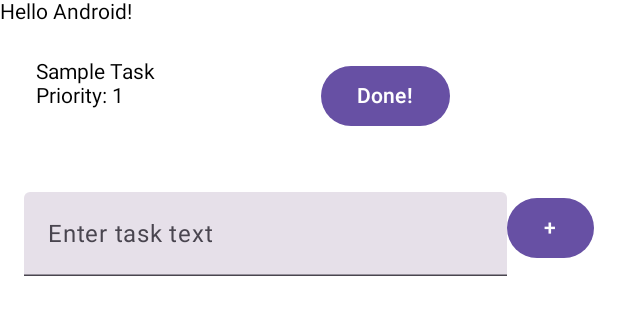
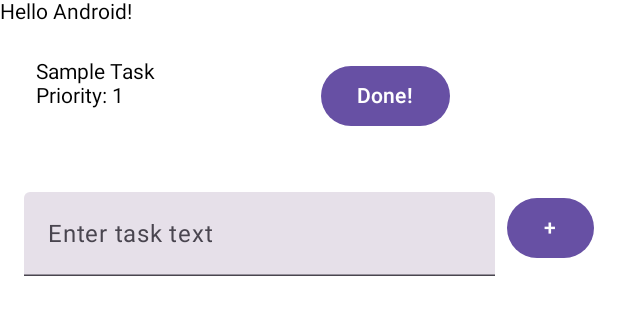
Before and after one commit to I-Hua24/TS, an Android app built with Jetpack Compose: the @Preview function InputRowPreview, on a phone screen of 412 x 824 dp. Shown: the top 315 px of the screen. Run offline under Robolectric (Android 15) with nearby library versions, the phone set to English and light mode, and no system bars; our stand-ins replace Room's generated code.

Commit message:
make todo app dynamic

```diff
--- a/app/src/main/java/com/cc/ts/MainActivity.kt
+++ b/app/src/main/java/com/cc/ts/MainActivity.kt
@@ -17,6 +17,9 @@ import androidx.compose.foundation.layout.Column
 import androidx.compose.foundation.layout.Row
 import androidx.compose.foundation.lazy.LazyColumn
 import androidx.compose.foundation.lazy.items
+import androidx.compose.runtime.LaunchedEffect
+import androidx.compose.runtime.mutableStateListOf
+import androidx.compose.runtime.remember
 import androidx.lifecycle.lifecycleScope
 import com.cc.ts.database.*
 import kotlinx.coroutines.launch
@@ -41,7 +44,7 @@ class MainActivity : ComponentActivity() {
                         modifier = Modifier.fillMaxSize(),
                         color = MaterialTheme.colorScheme.background
                     ) {
-                        MyApp(tasks, taskDao)  // Pass tasks and taskDao to MyApp composable
+                        MyApp(taskDao)  // Pass tasks and taskDao to MyApp composable
                     }
                 }
             }
@@ -52,18 +55,34 @@ class MainActivity : ComponentActivity() {
 // Moved the UI code into a separate composable function for clarity
 @RequiresApi(Build.VERSION_CODES.O)
 @Composable
-fun MyApp(tasks: List<Task>, taskDao: TaskDao) {
+fun MyApp(taskDao: TaskDao) {
+    // State for managing task list
+    val tasks = remember { mutableStateListOf<Task>() }
+
+    // Load tasks from the database when the app starts
+    LaunchedEffect(Unit) {
+        tasks.addAll(taskDao.getAllTasks())  // Replace with your actual DB query
+    }
+
     Column {
         Row {
             Greeting("Android")
         }
+
+        // LazyColumn to display tasks dynamically
         LazyColumn {
             items(tasks) { task ->
-                TaskRow(task = task, taskDao = taskDao)  // Pass taskDao and each task to the TaskRow composable
+                TaskRow(
+                    task = task,
+                    taskDao = taskDao,
+                    tasks = tasks,  // Pass tasks to TaskRow
+                )
             }
         }
+
+        // Input row for adding tasks
         Row {
-            InputRow(taskDao = taskDao)  // Pass taskDao to InputRow
+            InputRow(taskDao = taskDao, tasks = tasks)
         }
     }
 }
--- a/app/src/main/java/com/cc/ts/TaskComposable.kt
+++ b/app/src/main/java/com/cc/ts/TaskComposable.kt
@@ -41,26 +41,26 @@ fun GreetingPreview() {
 
 
 @Composable
-fun CheckBox(task: Task, taskDao: TaskDao) {
-    Button(onClick = {
-        // Perform the deletion operation
-        deleteTask(task, taskDao)
-    }) {
+fun CheckBox(task: Task, taskDao: TaskDao, onDelete: (Task) -> Unit) {
+    Button(
+        onClick = {
+            deleteTask(task, taskDao)  // Delete from the database
+            onDelete(task)  // Remove task from the list
+        }
+    ) {
         Text("Done!")
     }
 }
-
 private fun deleteTask(task: Task, taskDao: TaskDao) {
-    // This should ideally be called in a coroutine
-    // To ensure it's done in the background
     CoroutineScope(Dispatchers.IO).launch {
-        taskDao.delete(task)
+        taskDao.delete(task)  // Perform DB operation in the background
     }
 }
 
 
+
 @Composable
-fun TaskRow(task: Task, modifier: Modifier = Modifier, taskDao: TaskDao) {
+fun TaskRow(task: Task, modifier: Modifier = Modifier, taskDao: TaskDao,tasks: MutableList<Task>) {
     Row(
         modifier = modifier
             .fillMaxWidth()
@@ -83,57 +83,57 @@ fun TaskRow(task: Task, modifier: Modifier = Modifier, taskDao: TaskDao) {
                 .padding(8.dp)
         ) {
             // Call CheckBox with the task and taskDao to delete the task
-            CheckBox(task = task, taskDao = taskDao)
+            CheckBox(task = task, taskDao = taskDao, onDelete = { taskToDelete ->
+                tasks.remove(taskToDelete)
+            })
         }
     }
 }
 
-
-
-
-
-
 @RequiresApi(Build.VERSION_CODES.O)
 @Composable
-fun InputRow(modifier: Modifier = Modifier, taskDao: TaskDao) {
+fun InputRow(taskDao: TaskDao, tasks: MutableList<Task>) {
     var inputText by remember { mutableStateOf("") }
     val scope = rememberCoroutineScope()
 
-    Row(
-        modifier = modifier
-            .fillMaxWidth()
-            .padding(16.dp),
-        horizontalArrangement = Arrangement.SpaceBetween
-    ) {
+    Row(modifier = Modifier.padding(16.dp)) {
         TextField(
             value = inputText,
             onValueChange = { inputText = it },
-            label = { Text("Enter task text") },
-            modifier = Modifier.weight(1f)
+            placeholder = { Text("Enter task text") },
+            modifier = Modifier
+                .weight(1f)
+                .padding(end = 8.dp)
         )
 
-        Button(onClick = {
+        Button(
+            onClick = {
                 if (inputText.isNotBlank()) {
                     scope.launch {
-                    val task = Task(
-                        id = 0,
+                        val newTask = Task(
+                            id = 0,  // Auto-generated by Room
                             priority = 1,
-                        text = inputText,
+                            text = inputText.trim(),
                             description = "Task Description",
                             dueDate = LocalDate.now(),
                             estimatedDuration = Duration.ofMinutes(30),
                             category = "General",
                             completed = false
                         )
-                    taskDao.insert(task)  // Coroutine-safe insertion
+                        taskDao.insert(newTask)
+
+                        // Update list dynamically
+                        tasks.add(newTask)
+                        inputText = ""  // Clear input after insertion
                     }
-                inputText = ""  // Clear input
                 }
-        }) {
+            }
+        ) {
             Text("+")
         }
     }
 }
+
 
 @RequiresApi(Build.VERSION_CODES.O)
 @Preview(showBackground = true)
@@ -164,5 +164,5 @@ fun InputRowPreview() {
         tasks.addAll(taskDao.getAllTasks())
     }
 
-    MyApp(tasks = tasks, taskDao = taskDao)
+    MyApp( taskDao = taskDao)
 }
```
Lines whose indentation alone changed are shown as unchanged.
